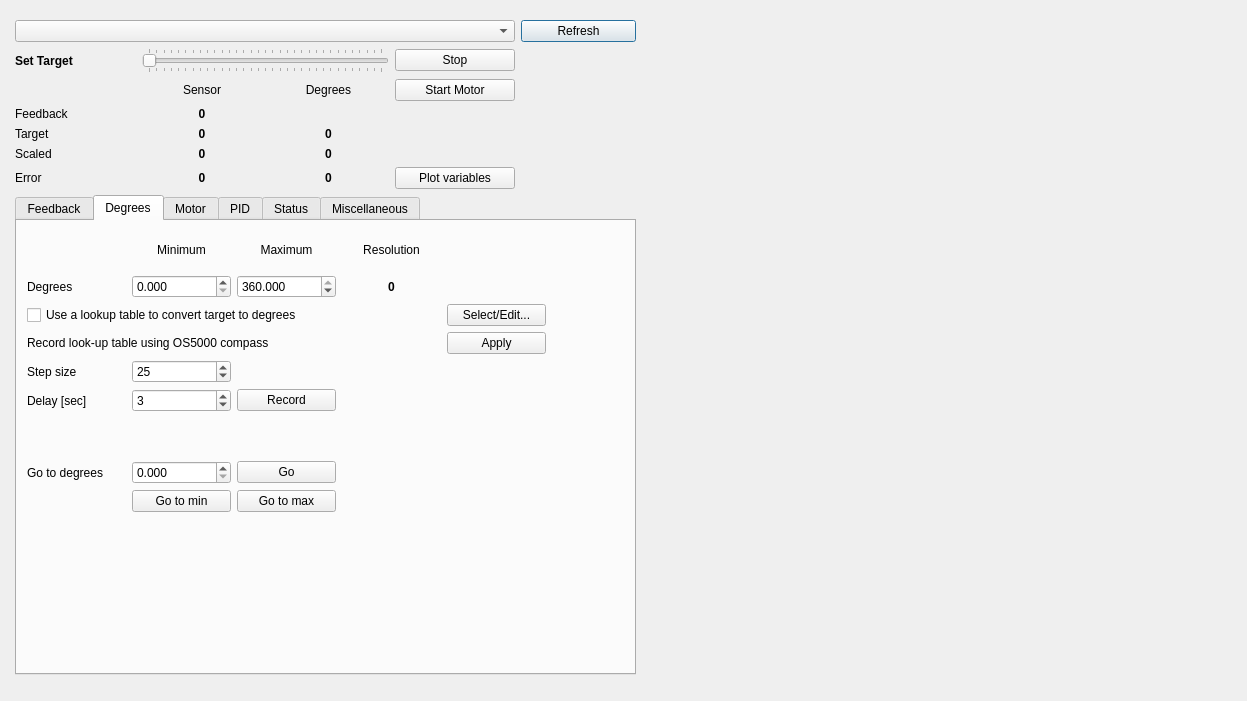
Above: jrk/usbjrkdialog.ui from poes-weather/Sensor-Benchmark before the change. Below: the same form after it.
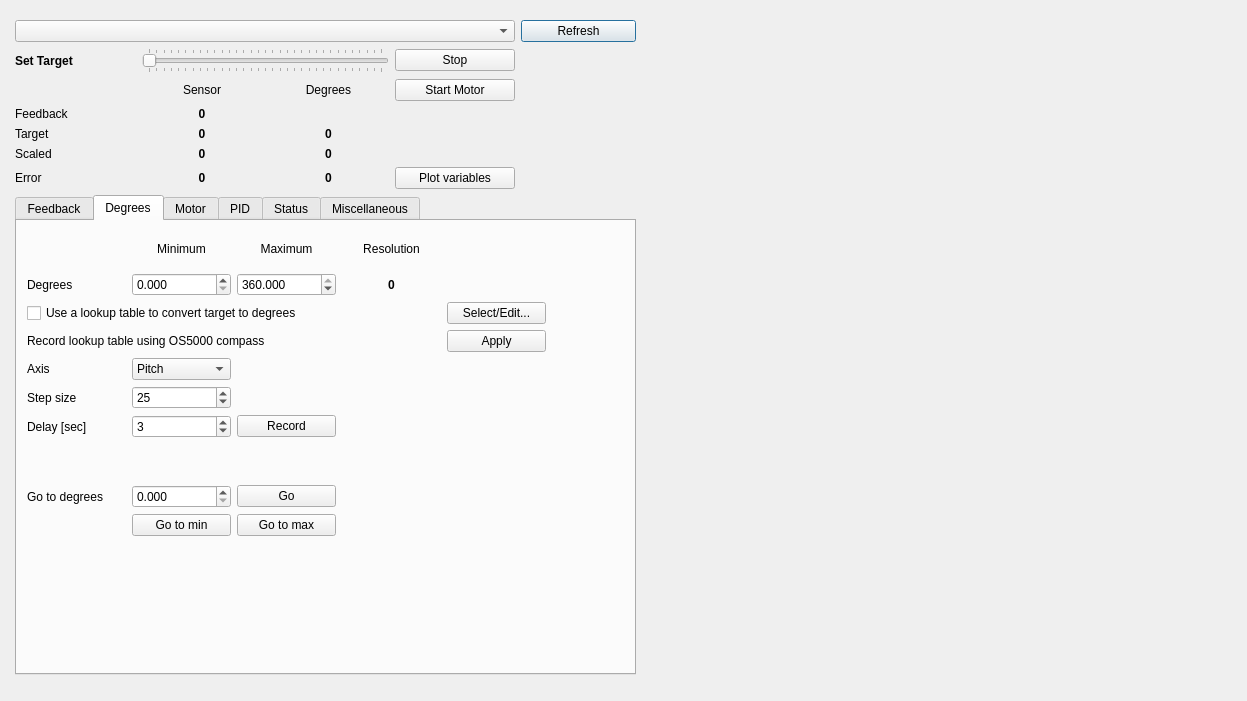
That is the form after the change.

```diff
--- a/jrk/usbjrkdialog.ui
+++ b/jrk/usbjrkdialog.ui
@@ -512,7 +512,7 @@
           <x>10</x>
           <y>10</y>
           <width>519</width>
-          <height>281</height>
+          <height>305</height>
          </rect>
         </property>
         <layout class="QGridLayout" name="gridLayout_2">
@@ -537,14 +537,14 @@
            </property>
           </widget>
          </item>
-         <item row="4" column="0">
+         <item row="5" column="0">
           <widget class="QLabel" name="label_40">
            <property name="text">
             <string>Step size</string>
            </property>
           </widget>
          </item>
-         <item row="7" column="0">
+         <item row="8" column="0">
           <widget class="QLabel" name="label_43">
            <property name="text">
             <string>Go to degrees</string>
@@ -594,7 +594,7 @@
            </property>
           </widget>
          </item>
-         <item row="7" column="1">
+         <item row="8" column="1">
           <widget class="QDoubleSpinBox" name="gotoDegSb">
            <property name="decimals">
             <number>3</number>
@@ -607,21 +607,21 @@
            </property>
           </widget>
          </item>
-         <item row="7" column="2">
+         <item row="8" column="2">
           <widget class="QPushButton" name="gotodegBtn">
            <property name="text">
             <string>Go</string>
            </property>
           </widget>
          </item>
-         <item row="8" column="1">
+         <item row="9" column="1">
           <widget class="QPushButton" name="gotoMinBtn">
            <property name="text">
             <string>Go to min</string>
            </property>
           </widget>
          </item>
-         <item row="8" column="2">
+         <item row="9" column="2">
           <widget class="QPushButton" name="gotoMaxBtn">
            <property name="text">
             <string>Go to max</string>
@@ -654,7 +654,7 @@
            </property>
           </widget>
          </item>
-         <item row="5" column="0">
+         <item row="6" column="0">
           <widget class="QLabel" name="label_12">
            <property name="text">
             <string>Delay [sec]</string>
@@ -664,11 +664,11 @@
          <item row="3" column="0" colspan="3">
           <widget class="QLabel" name="label_15">
            <property name="text">
-            <string>Record look-up table using OS5000 compass</string>
+            <string>Record lookup table using OS5000 compass</string>
            </property>
           </widget>
          </item>
-         <item row="4" column="1">
+         <item row="5" column="1">
           <widget class="QSpinBox" name="recTargetStepSb">
            <property name="minimum">
             <number>1</number>
@@ -681,7 +681,7 @@
            </property>
           </widget>
          </item>
-         <item row="5" column="1">
+         <item row="6" column="1">
           <widget class="QSpinBox" name="recDelaySb">
            <property name="minimum">
             <number>1</number>
@@ -697,7 +697,7 @@
            </property>
           </widget>
          </item>
-         <item row="5" column="2">
+         <item row="6" column="2">
           <widget class="QPushButton" name="recordLUTButton">
            <property name="enabled">
             <bool>true</bool>
@@ -714,10 +714,36 @@
            </property>
           </widget>
          </item>
-         <item row="6" column="0">
+         <item row="7" column="0">
           <widget class="QLabel" name="label_44">
            <property name="text">
-            <string> </string>
+            <string/>
+           </property>
+          </widget>
+         </item>
+         <item row="4" column="1">
+          <widget class="QComboBox" name="osAxisCb">
+           <item>
+            <property name="text">
+             <string>Pitch</string>
+            </property>
+           </item>
+           <item>
+            <property name="text">
+             <string>Heading</string>
+            </property>
+           </item>
+           <item>
+            <property name="text">
+             <string>Roll</string>
+            </property>
+           </item>
+          </widget>
+         </item>
+         <item row="4" column="0">
+          <widget class="QLabel" name="label_45">
+           <property name="text">
+            <string>Axis</string>
            </property>
           </widget>
          </item>
```
